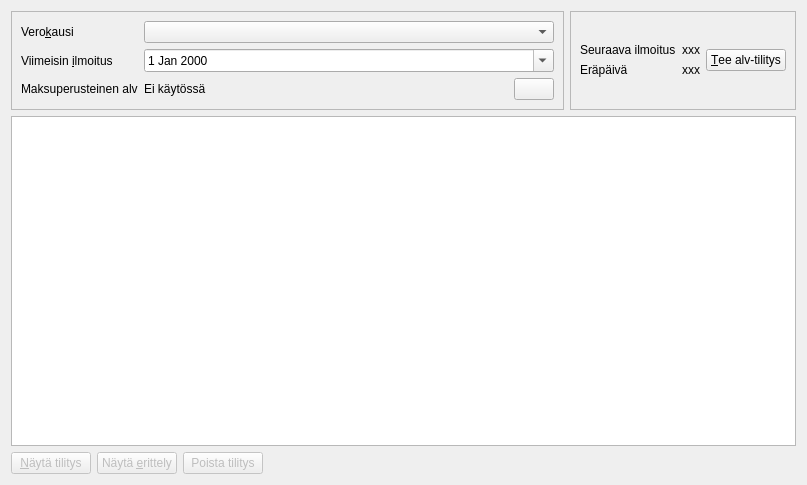
First picture: the form in kitupiikki/alv/arvonlisavero.ui, repository artoh/kitupiikki, before the edit.
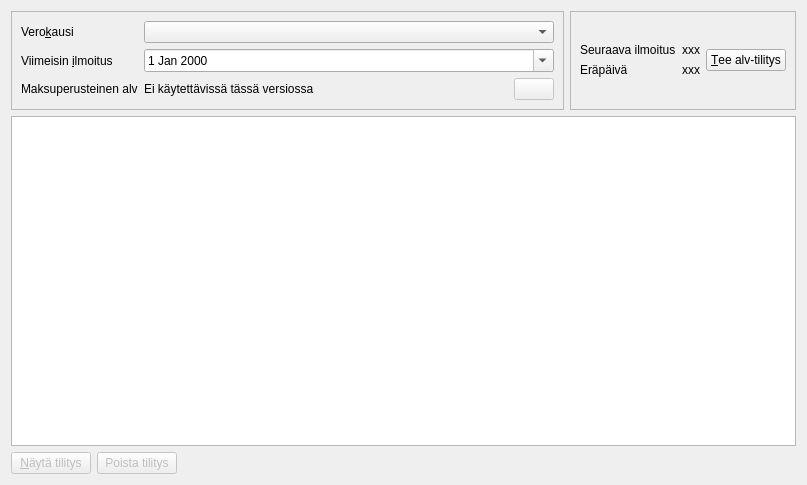
Second picture: the form after the edit. Icons and pictures are not drawn.

Patch:
```diff
--- a/kitupiikki/alv/arvonlisavero.ui
+++ b/kitupiikki/alv/arvonlisavero.ui
@@ -72,12 +72,15 @@
             <item>
              <widget class="QLabel" name="maksuAlv">
               <property name="text">
-               <string>Ei käytössä</string>
+               <string>Ei käytettävissä tässä versiossa</string>
               </property>
              </widget>
             </item>
             <item>
              <widget class="QPushButton" name="maksuperusteNappi">
+              <property name="enabled">
+               <bool>false</bool>
+              </property>
               <property name="text">
                <string/>
               </property>
@@ -187,23 +190,6 @@
        </property>
       </widget>
      </item>
-     <item>
-      <widget class="QPushButton" name="erittelyNappi">
-       <property name="enabled">
-        <bool>false</bool>
-       </property>
-       <property name="text">
-        <string>Näytä &amp;erittely</string>
-       </property>
-       <property name="icon">
-        <iconset resource="../pic/pic.qrc">
-         <normaloff>:/pic/tekstisivu.png</normaloff>:/pic/tekstisivu.png</iconset>
-       </property>
-       <property name="shortcut">
-        <string>F10</string>
-       </property>
-      </widget>
-     </item>
      <item>
       <widget class="QPushButton" name="poistaTilitysNappi">
        <property name="enabled">
```
